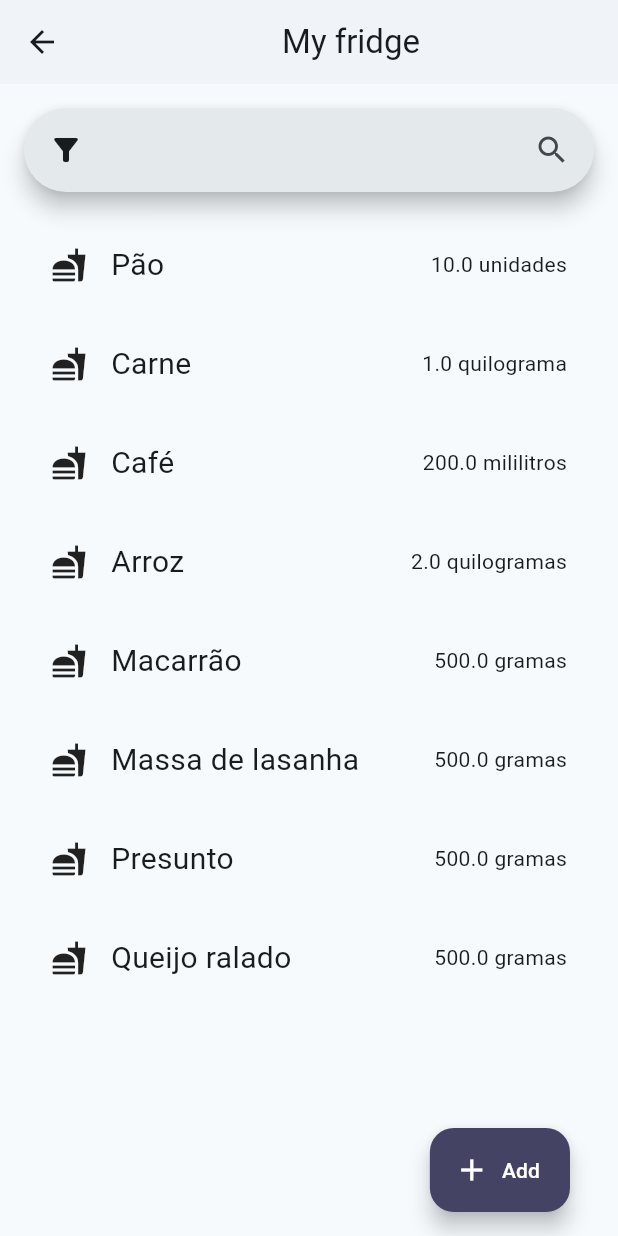
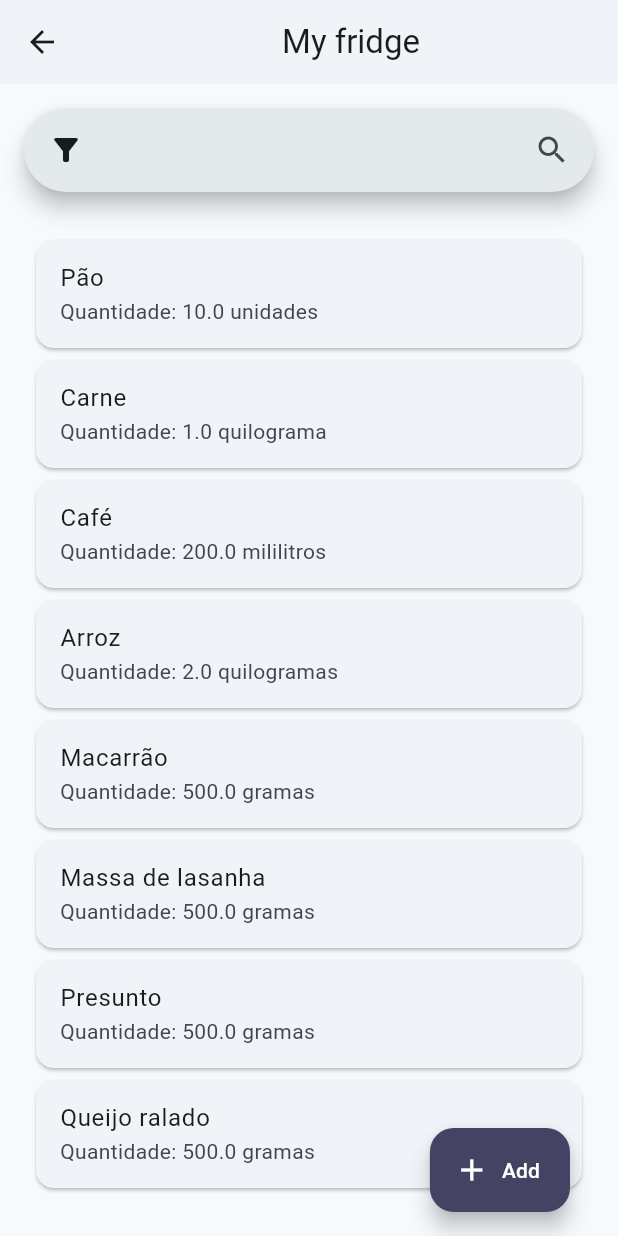
Before and after one commit to thiagocoelhoo/smartfridge, a Flutter app: the MyFridgePage screen opened directly, on a phone screen of 412 x 824 dp. Run offline on Flutter 3.47's test engine with Material 3 defaults, Android fonts, the phone set to English and light mode, and no system bars.

Commit message:
feat: create reusable product list and product card components

```diff
--- a/lib/app.dart
+++ b/lib/app.dart
@@ -38,7 +38,7 @@ class HomePage extends StatefulWidget {
 class _HomePageState extends State<HomePage> {
   final List<Widget> pages = [
     const MyFridgePage(),
-    RecipesPage(),
+    const RecipesPage(),
     const ShoppingListPage(),
   ];
 
--- a/lib/pages/my_fridge_page.dart
+++ b/lib/pages/my_fridge_page.dart
@@ -3,7 +3,8 @@ import 'package:provider/provider.dart';
 import 'package:smartfridge/pages/add_items_fridge_page.dart';
 import 'package:smartfridge/repository/fridge_repository.dart';
 import 'package:smartfridge/widgets/add_button.dart';
-import 'package:smartfridge/widgets/product_card.dart';
+import 'package:smartfridge/widgets/product_list.dart';
+import 'package:smartfridge/widgets/show_product_modal.dart';
 
 import '../models/product.dart';
 
@@ -40,11 +41,12 @@ class _MyHomePageState extends State<MyFridgePage> {
               Expanded(
                 child: Consumer<FridgeRepository>(
                   builder: (context, fridgeRepository, child) {
-                    return ListView(
-                      padding: const EdgeInsets.only(bottom: 80.0),
-                      children: fridgeRepository.products.map<Widget>((Product p) {
-                        return ProductCard(product: p);
-                      }).toList(),
+                    return ProductList(
+                      products: fridgeRepository.products,
+                      onProductTap: onProductTap,
+                      onProductAction: onProductAction,
+                      customIcon: const Icon(Icons.arrow_drop_down_rounded),
+                      iconColor: Colors.white54,
                     );
                   },
                 ),
@@ -70,4 +72,12 @@ class _MyHomePageState extends State<MyFridgePage> {
       title: const Center(child: Text("My fridge")),
     );
   }
+
+  void onProductTap(BuildContext context, Product product) {
+    showProductModal(context, product);
+  }
+
+  void onProductAction(BuildContext context, Product product) {
+    // Implement your onProductAction logic here
+  }
 }
--- a/lib/widgets/product_card.dart
+++ b/lib/widgets/product_card.dart
@@ -1,43 +1,42 @@
 import 'package:flutter/material.dart';
-import '../models/product.dart';
+import 'package:smartfridge/models/product.dart';
 
 class ProductCard extends StatelessWidget {
   final Product product;
+  final void Function(BuildContext, Product) onProductTap;
+  final void Function(BuildContext, Product)? onProductAction;
+  final Icon? customIcon;
+  final Color? iconColor;
+  final bool showTrailing;
 
-  const ProductCard({super.key, required this.product});
+  const ProductCard({
+    super.key,
+    required this.product,
+    required this.onProductTap,
+    this.onProductAction,
+    this.customIcon,
+    this.iconColor,
+    this.showTrailing = false,
+  });
 
   @override
   Widget build(BuildContext context) {
     return Card(
-      color: Colors.transparent,
-      elevation: 0,
-      margin: const EdgeInsets.all(2),
-      child: Container(
-        decoration: const BoxDecoration(
-          border: Border(
-            bottom: BorderSide(
-              color: Colors.white12,
-              width: 1.0,
-            ),
-          ),
-        ),
-        padding: const EdgeInsets.all(16.0),
-        child: Row(
-          mainAxisAlignment: MainAxisAlignment.spaceBetween,
-          children: [
-            Row(
-              children: [
-                const Icon(Icons.fastfood),
-                const SizedBox(width: 16),
-                Text(
-                  product.name,
-                  style: const TextStyle(fontSize: 20),
-                ),
-              ],
-            ),
-            Text("${product.amount}"),
-          ],
-        ),
+      child: ListTile(
+        title: Text(product.name),
+        subtitle: Text("Quantidade: ${product.amount}"),
+        trailing: showTrailing && onProductAction != null
+            ? IconButton(
+          icon: customIcon ?? const Icon(Icons.attach_money),
+          color: iconColor ?? Colors.green,
+          onPressed: () {
+            onProductAction!(context, product);
+          },
+        )
+            : null,
+        onTap: () {
+          onProductTap(context, product);
+        },
       ),
     );
   }
--- /dev/null
+++ b/lib/widgets/product_list.dart
@@ -0,0 +1,40 @@
+import 'package:flutter/material.dart';
+import 'package:smartfridge/widgets/product_card.dart';
+import '../models/product.dart';
+
+class ProductList extends StatelessWidget {
+  final List<Product> products;
+  final void Function(BuildContext, Product) onProductTap;
+  final void Function(BuildContext, Product) onProductAction;
+  final bool showTrailing;
+  final Icon? customIcon;
+  final Color? iconColor;
+
+
+  const ProductList({
+    super.key,
+    required this.products,
+    required this.onProductTap,
+    required this.onProductAction,
+    this.showTrailing = false,
+    this.customIcon,
+    this.iconColor,
+  });
+
+  @override
+  Widget build(BuildContext context) {
+    return ListView(
+      padding: const EdgeInsets.symmetric(vertical: 12, horizontal: 4),
+      children: products.map((product) {
+        return ProductCard(
+            product: product,
+            onProductTap: onProductTap,
+            onProductAction: onProductAction,
+            showTrailing: showTrailing,
+            customIcon: customIcon,
+            iconColor: iconColor,
+        );
+      }).toList(),
+    );
+  }
+}
```
Also changed, not shown: lib/pages/shopping_list_page.dart (+8 -132 lines), lib/widgets/show_product_modal.dart (added, +113 -0 lines).
